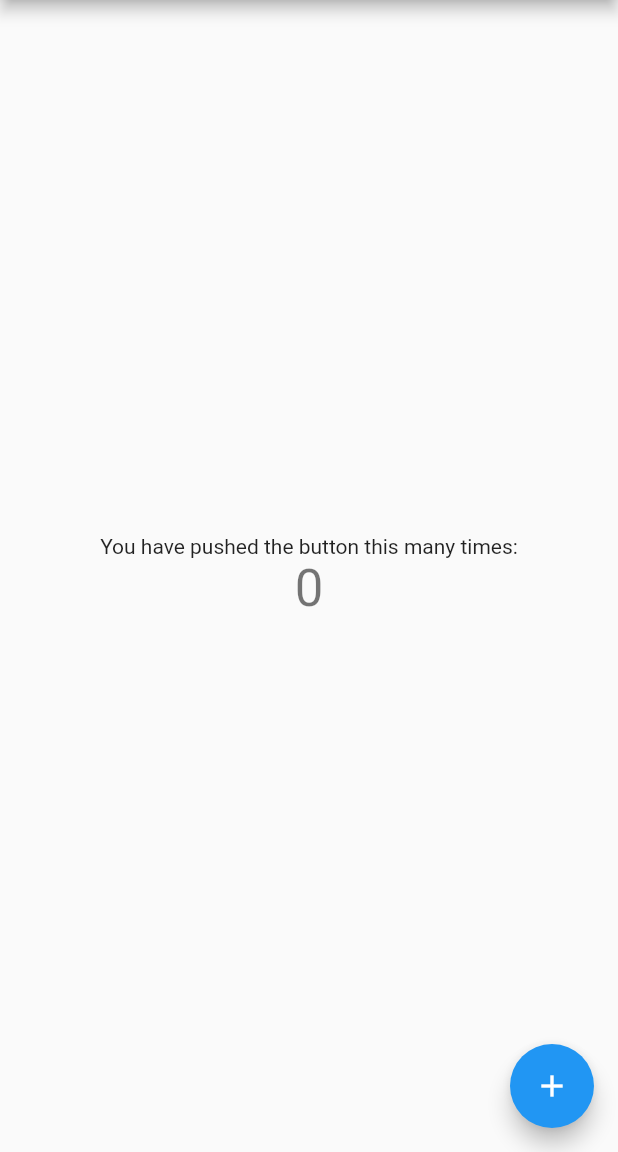
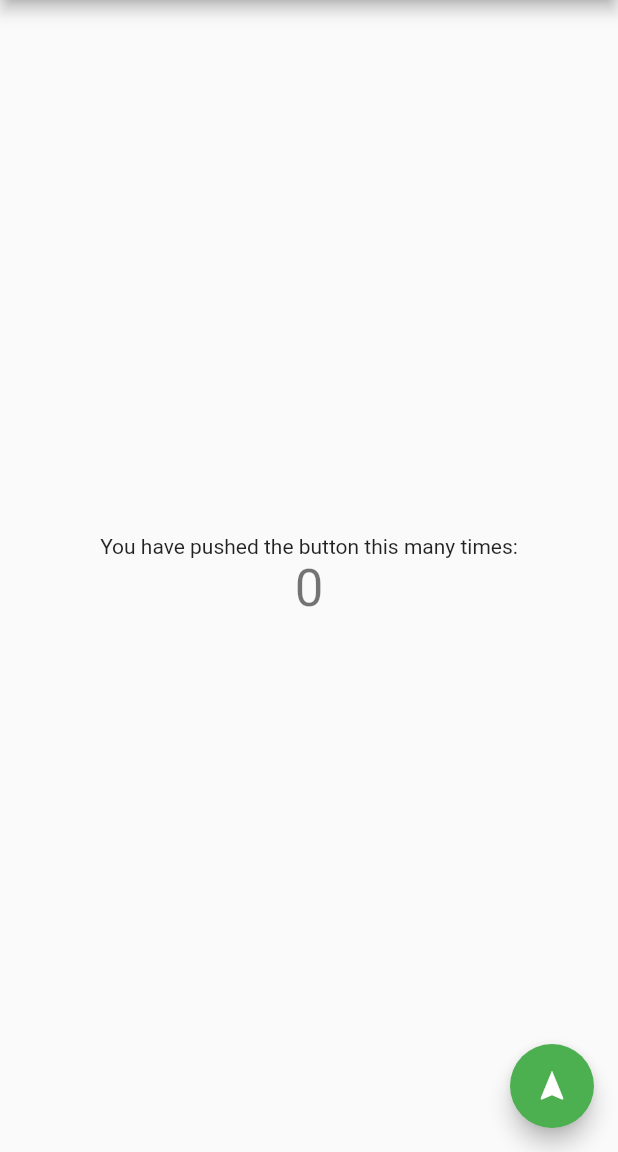
Before and after one commit to hungvo0603/pic_vandyhacks, a Flutter app: the screen it shows after launch, on a phone screen of 412 x 824 dp, the part 84-1236 px from its top. Run offline on Flutter 3.47's test engine with Material 2 defaults, Android fonts, the phone set to English and light mode, and no system bars.

Commit message:
transition example

```diff
--- a/vandy_hack/lib/main.dart
+++ b/vandy_hack/lib/main.dart
@@ -1,4 +1,5 @@
 import 'package:flutter/material.dart';
+import 'package:vandyhack/main_func.dart';
 
 void main() => runApp(MyApp());
 
@@ -24,88 +25,3 @@ class MyApp extends StatelessWidget {
     );
   }
 }
-
-class MyHomePage extends StatefulWidget {
-  MyHomePage({Key key, this.title}) : super(key: key);
-
-  // This widget is the home page of your application. It is stateful, meaning
-  // that it has a State object (defined below) that contains fields that affect
-  // how it looks.
-
-  // This class is the configuration for the state. It holds the values (in this
-  // case the title) provided by the parent (in this case the App widget) and
-  // used by the build method of the State. Fields in a Widget subclass are
-  // always marked "final".
-
-  final String title;
-
-  @override
-  _MyHomePageState createState() => _MyHomePageState();
-}
-
-class _MyHomePageState extends State<MyHomePage> {
-  int _counter = 0;
-
-  void _incrementCounter() {
-    setState(() {
-      // This call to setState tells the Flutter framework that something has
-      // changed in this State, which causes it to rerun the build method below
-      // so that the display can reflect the updated values. If we changed
-      // _counter without calling setState(), then the build method would not be
-      // called again, and so nothing would appear to happen.
-      _counter++;
-    });
-  }
-
-  @override
-  Widget build(BuildContext context) {
-    // This method is rerun every time setState is called, for instance as done
-    // by the _incrementCounter method above.
-    //
-    // The Flutter framework has been optimized to make rerunning build methods
-    // fast, so that you can just rebuild anything that needs updating rather
-    // than having to individually change instances of widgets.
-    return Scaffold(
-      appBar: AppBar(
-        // Here we take the value from the MyHomePage object that was created by
-        // the App.build method, and use it to set our appbar title.
-        title: Text(widget.title),
-      ),
-      body: Center(
-        // Center is a layout widget. It takes a single child and positions it
-        // in the middle of the parent.
-        child: Column(
-          // Column is also a layout widget. It takes a list of children and
-          // arranges them vertically. By default, it sizes itself to fit its
-          // children horizontally, and tries to be as tall as its parent.
-          //
-          // Invoke "debug painting" (press "p" in the console, choose the
-          // "Toggle Debug Paint" action from the Flutter Inspector in Android
-          // Studio, or the "Toggle Debug Paint" command in Visual Studio Code)
-          // to see the wireframe for each widget.
-          //
-          // Column has various properties to control how it sizes itself and
-          // how it positions its children. Here we use mainAxisAlignment to
-          // center the children vertically; the main axis here is the vertical
-          // axis because Columns are vertical (the cross axis would be
-          // horizontal).
-          mainAxisAlignment: MainAxisAlignment.center,
-          children: <Widget>[
-            Text(
-              'You have pushed the button this many times:',
-            ),
-            Text(
-              '$_counter',
-              style: Theme.of(context).textTheme.display1,
-            ),
-          ],
-        ),
-      ),
-      floatingActionButton: FloatingActionButton(
-        onPressed: _incrementCounter,
-        tooltip: 'Increment',
-        child: Icon(Icons.add),
-      ), // This trailing comma makes auto-formatting nicer for build methods.
-    );
-  }
-}
--- /dev/null
+++ b/vandy_hack/lib/main_func.dart
@@ -0,0 +1,93 @@
+import 'package:flutter/material.dart';
+import 'package:vandyhack/new_page1.dart';
+
+class MyHomePage extends StatefulWidget {
+  MyHomePage({Key key, this.title}) : super(key: key);
+
+  // This widget is the home page of your application. It is stateful, meaning
+  // that it has a State object (defined below) that contains fields that affect
+  // how it looks.
+
+  // This class is the configuration for the state. It holds the values (in this
+  // case the title) provided by the parent (in this case the App widget) and
+  // used by the build method of the State. Fields in a Widget subclass are
+  // always marked "final".
+
+  final String title;
+
+  @override
+  _MyHomePageState createState() => _MyHomePageState();
+}
+
+class _MyHomePageState extends State<MyHomePage> {
+  int _counter = 0;
+
+  void _incrementCounter() {
+    setState(() {
+      // This call to setState tells the Flutter framework that something has
+      // changed in this State, which causes it to rerun the build method below
+      // so that the display can reflect the updated values. If we changed
+      // _counter without calling setState(), then the build method would not be
+      // called again, and so nothing would appear to happen.
+      _counter++;
+    });
+  }
+
+  @override
+  Widget build(BuildContext context) {
+    // This method is rerun every time setState is called, for instance as done
+    // by the _incrementCounter method above.
+    //
+    // The Flutter framework has been optimized to make rerunning build methods
+    // fast, so that you can just rebuild anything that needs updating rather
+    // than having to individually change instances of widgets.
+    return Scaffold(
+      appBar: AppBar(
+        // Here we take the value from the MyHomePage object that was created by
+        // the App.build method, and use it to set our appbar title.
+        title: Text(widget.title),
+      ),
+      body: Center(
+        // Center is a layout widget. It takes a single child and positions it
+        // in the middle of the parent.
+        child: Column(
+          // Column is also a layout widget. It takes a list of children and
+          // arranges them vertically. By default, it sizes itself to fit its
+          // children horizontally, and tries to be as tall as its parent.
+          //
+          // Invoke "debug painting" (press "p" in the console, choose the
+          // "Toggle Debug Paint" action from the Flutter Inspector in Android
+          // Studio, or the "Toggle Debug Paint" command in Visual Studio Code)
+          // to see the wireframe for each widget.
+          //
+          // Column has various properties to control how it sizes itself and
+          // how it positions its children. Here we use mainAxisAlignment to
+          // center the children vertically; the main axis here is the vertical
+          // axis because Columns are vertical (the cross axis would be
+          // horizontal).
+          mainAxisAlignment: MainAxisAlignment.center,
+          children: <Widget>[
+            Text(
+              'You have pushed the button this many times:',
+            ),
+            Text(
+              '$_counter',
+              style: Theme.of(context).textTheme.display1,
+            ),
+          ],
+        ),
+      ),
+      floatingActionButton: FloatingActionButton(
+        onPressed: () {
+          Navigator.push(
+            context,
+            MaterialPageRoute(builder: (context) => SecondRoute()),
+          );
+        },
+        child: Icon(Icons.navigation),
+        backgroundColor: Colors.green,
+        // This trailing comma makes auto-formatting nicer for build methods.
+      ),
+    );
+  }
+}
```
Also changed, not shown: vandy_hack/lib/new_page1.dart (added, +24 -0 lines).
